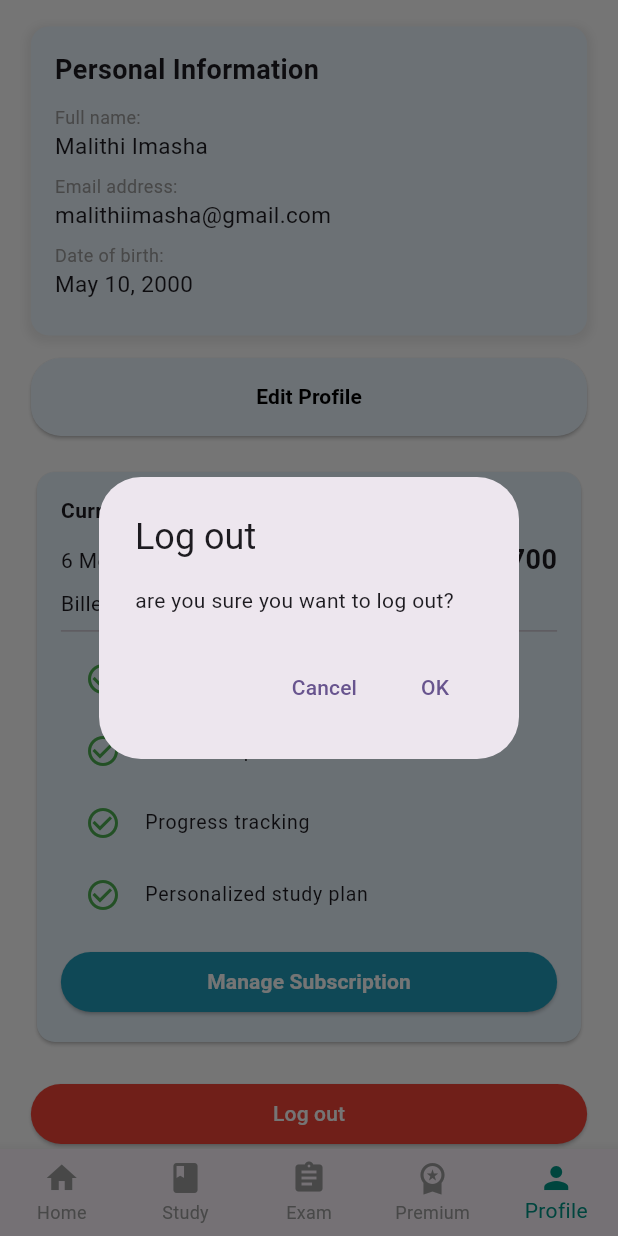
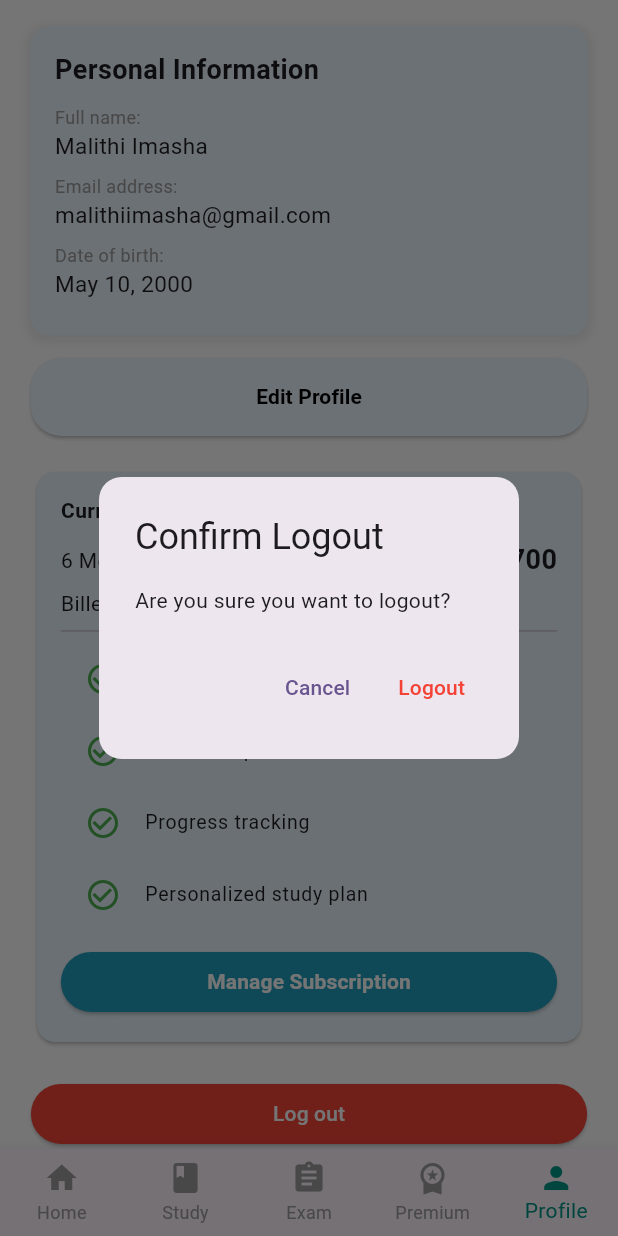
Before and after one commit to Risitha-Nadimal/driving_license_exam, a Flutter app: the screen it shows after launch, item 5 of the bottom bar chosen, scrolled down 286 dp, after a tap on "Log out", on a phone screen of 412 x 824 dp. Run offline on Flutter 3.47's test engine with Material 3 defaults, Android fonts, the light colour scheme and no system bars.

Commit message:
update logout

```diff
--- a/lib/profile.dart
+++ b/lib/profile.dart
@@ -6,6 +6,55 @@ import 'package:flutter/material.dart';
 
 class ProfileScreen extends StatelessWidget {
   const ProfileScreen({super.key});
+
+  Future<void> _showLogoutDialog(BuildContext context) async {
+    return showDialog<void>(
+      context: context,
+      barrierDismissible: false, // User must tap a button to close dialog
+      builder: (BuildContext context) {
+        return AlertDialog(
+          title: const Text('Confirm Logout'),
+          content: const SingleChildScrollView(
+            child: ListBody(
+              children: <Widget>[
+                Text('Are you sure you want to logout?'),
+              ],
+            ),
+          ),
+          actions: <Widget>[
+            TextButton(
+              child: const Text('Cancel'),
+              onPressed: () {
+                Navigator.of(context).pop(); // Close the dialog
+              },
+            ),
+            TextButton(
+              child: const Text(
+                'Logout',
+                style: TextStyle(color: Colors.red),
+              ),
+              onPressed: () {
+                Navigator.push(
+                    context,
+                    MaterialPageRoute(
+                        builder: (context) => const LoginScreen()));
+
+                ScaffoldMessenger.of(context).showSnackBar(
+                  const SnackBar(
+                    content: Text('Logged out successfully'),
+                    duration: Duration(seconds: 2),
+                  ),
+                );
+              },
+            ),
+          ],
+          shape: RoundedRectangleBorder(
+            borderRadius: BorderRadius.circular(15.0),
+          ),
+        );
+      },
+    );
+  }
 
   @override
   Widget build(BuildContext context) {
@@ -194,30 +243,7 @@ class ProfileScreen extends StatelessWidget {
                     SizedBox(
                       width: size.width,
                       child: ElevatedButton(
-                        onPressed: () => showDialog<String>(
-                          context: context,
-                          builder: (BuildContext context) => AlertDialog(
-                            title: const Text('Log out'),
-                            content:
-                                const Text('are you sure you want to log out?'),
-                            actions: <Widget>[
-                              TextButton(
-                                onPressed: () =>
-                                    Navigator.pop(context, 'Cancel'),
-                                child: const Text('Cancel'),
-                              ),
-                              TextButton(
-                                onPressed: () => Navigator.push(
-                                  context,
-                                  MaterialPageRoute(
-                                    builder: (context) => const LoginScreen(),
-                                  ),
-                                ),
-                                child: const Text('OK'),
-                              ),
-                            ],
-                          ),
-                        ),
+                        onPressed: () => _showLogoutDialog(context),
                         style: ElevatedButton.styleFrom(
                           backgroundColor: Colors.red,
                           foregroundColor: Colors.white,
```
